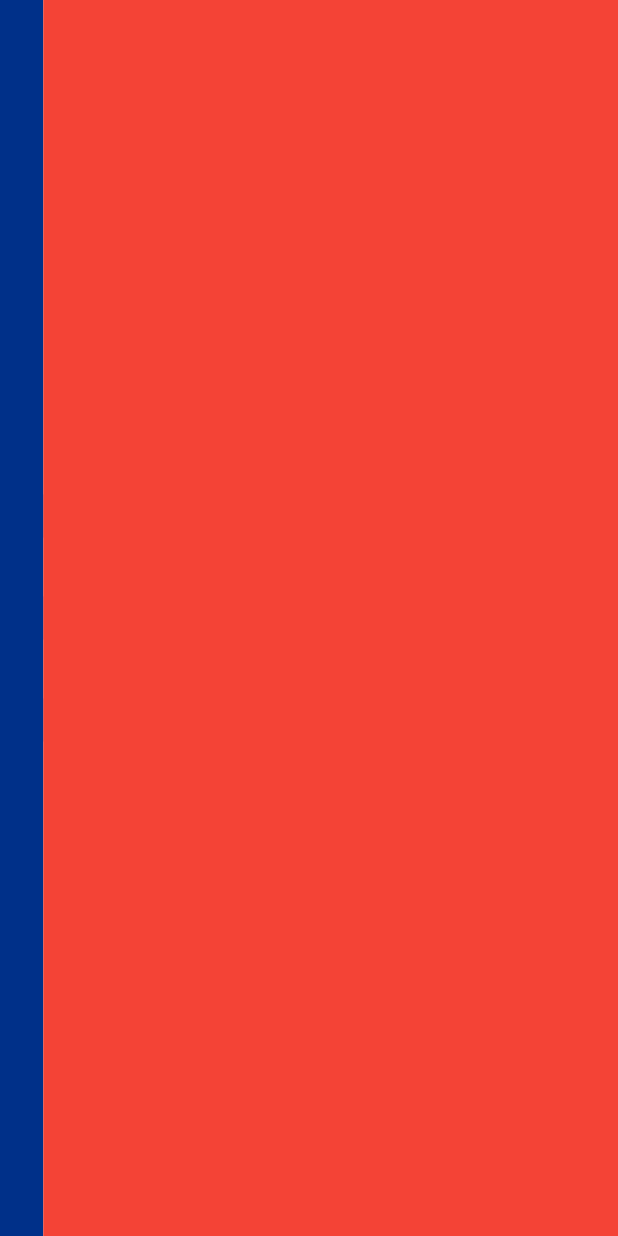
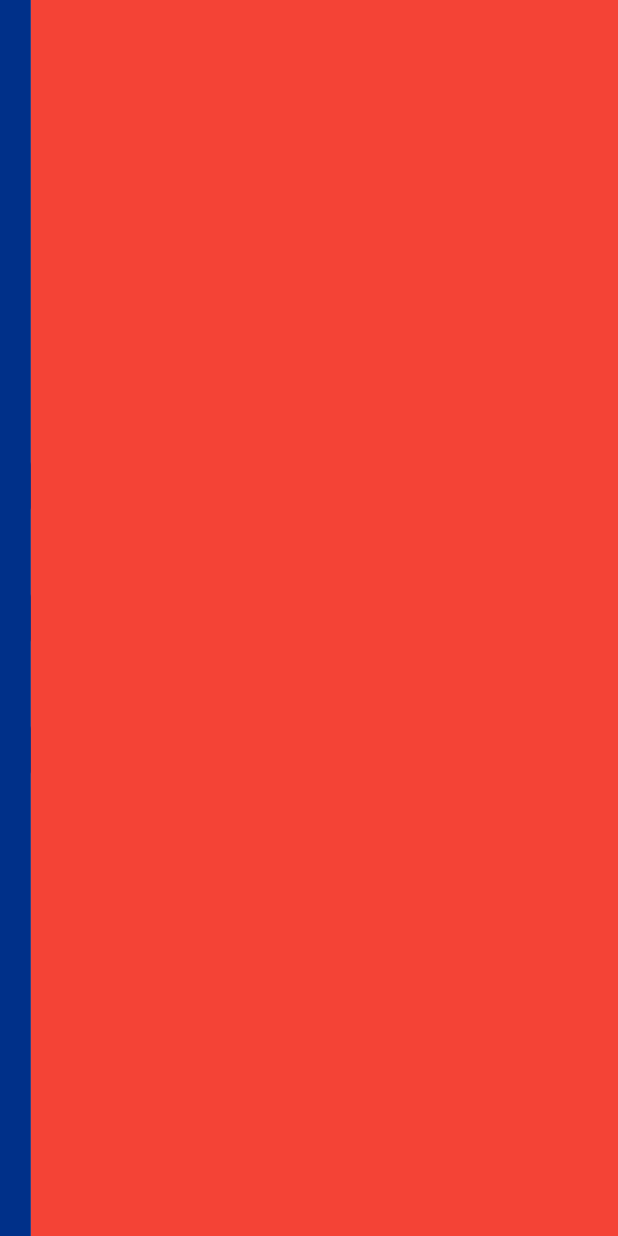
Before and after one commit to haojunzhuang/haojun, a Flutter app: the screen it shows after launch, on a phone screen of 412 x 824 dp. Run offline on Flutter 3.47's test engine with Material 2 defaults, Android fonts, the phone set to English and light mode, and no system bars; our stand-ins replace simple_gradient_text.

Commit message:
writer's blog

```diff
--- a/lib/home/home_page.dart
+++ b/lib/home/home_page.dart
@@ -46,8 +46,8 @@ class _NavigationDrawerState extends State<NavigationDrawer> {
   @override
   Widget build(BuildContext context) {
     Size size = MediaQuery.of(context).size;
-    double darwerCollapseWidth = size.width * 0.07;
-    double darwerExpandWidth = size.width * 0.2;
+    double darwerCollapseWidth = size.width * 0.05;
+    double darwerExpandWidth = size.width * 0.15;
 
     HomePageProvider provider = Provider.of<HomePageProvider>(context);
 
@@ -59,7 +59,7 @@ class _NavigationDrawerState extends State<NavigationDrawer> {
         provider.collapseDrawer();
       },
       child: AnimatedContainer(
-        duration: const Duration(milliseconds: 300),
+        duration: const Duration(milliseconds: 400),
         curve: Curves.easeInOut,
         width: provider.isExpanded ? darwerExpandWidth : darwerCollapseWidth,
         color: deepBlue,
@@ -111,8 +111,12 @@ class NavigationLink extends StatelessWidget {
   Widget build(BuildContext context) {
     HomePageProvider provider = Provider.of<HomePageProvider>(context);
 
+    Size size = MediaQuery.of(context).size;
+    double iconSize = size.width * 0.02;
+    double darwerCollapseWidth = size.width * 0.05;
+
     return Padding(
-      padding: const EdgeInsets.symmetric(horizontal: 0.0, vertical: 10.0),
+      padding: const EdgeInsets.symmetric(horizontal: 0.0, vertical: 20.0),
       child: ElevatedButton(
         style: ElevatedButton.styleFrom(
           backgroundColor: deepBlue,
@@ -125,8 +129,9 @@ class NavigationLink extends StatelessWidget {
         child: Row(
           mainAxisAlignment: MainAxisAlignment.start,
           children: [
-            SizedBox(width: 5),
-            Icon(icon, color: Colors.white),
+            //TODO: fix this
+            SizedBox(width: (darwerCollapseWidth) / 8),
+            Icon(icon, color: Colors.white, size: iconSize),
             showText ? const SizedBox(width: 20) : const SizedBox.shrink(),
             showText
                 ? Text(
--- a/lib/main.dart
+++ b/lib/main.dart
@@ -2,6 +2,7 @@ import 'package:flutter/material.dart';
 import 'package:me/home/home_page.dart';
 import 'package:me/home/home_page_provider.dart';
 import 'package:me/profile_page.dart';
+import 'package:me/showcase/blog/blog_home.dart';
 import 'package:provider/provider.dart';
 
 void main() {
@@ -26,7 +27,7 @@ class MyApp extends StatelessWidget {
       title: 'Haojun\'s space',
       home: const HomePage(),
       routes: {
-        '/profile': (context) => const ProfilePage(),
+        '/blog': (context) => const BlogHome(),
       },
     );
   }
--- a/lib/showcase/showcase_page.dart
+++ b/lib/showcase/showcase_page.dart
@@ -7,7 +7,11 @@ class ShowcasePage extends StatelessWidget {
   Widget build(BuildContext context) {
     return Center(
       child: Column(children: [
-        TextButton(onPressed: () {}, child: const Text('R4B Writer\'s blog'))
+        TextButton(
+            onPressed: () {
+              Navigator.pushNamed(context, '/blog');
+            },
+            child: const Text('R4B Writer\'s blog'))
       ]),
     );
   }
```
Also changed, not shown: lib/showcase/blog/blog_home.dart (added, +104 -0 lines), pubspec.yaml (+4 -4 lines), lib/showcase/blog/blog_monogamy.dart (added), lib/showcase/blog/blog_smile.dart (added), pubspec.lock.
